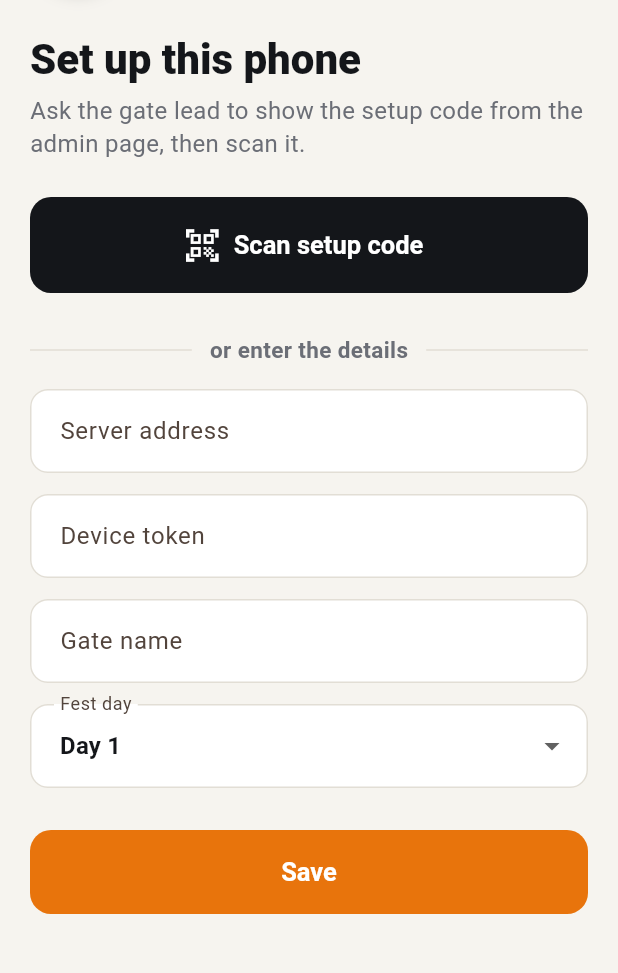
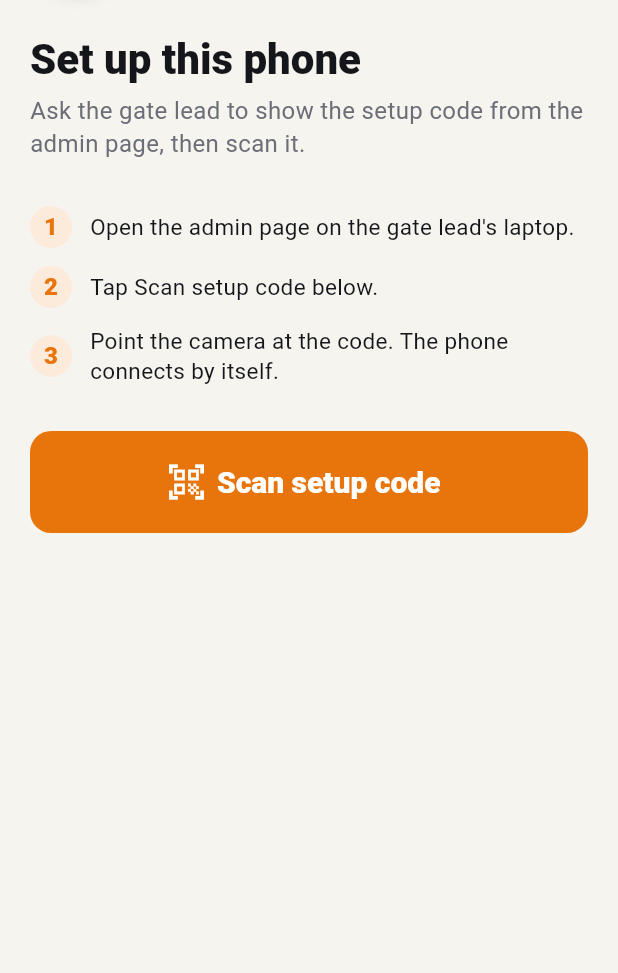
Before and after one commit to ujjwaltwri/moksha_ocr, a Flutter app: the screen it shows after launch, on a phone screen of 412 x 824 dp, the part 145-1118 px from its top. Run offline on Flutter 3.47's test engine with Material 3 defaults, Android fonts, the phone set to English and light mode, and no system bars; our stand-ins replace flutter_secure_storage, shared_preferences, sqflite, wakelock_plus; missing offline and left inert: cryptography, mobile_scanner; accounts and stored records are empty.

```diff
--- a/app/lib/screens/settings_screen.dart
+++ b/app/lib/screens/settings_screen.dart
@@ -56,8 +56,8 @@ class SettingsScreen extends StatelessWidget {
             _InfoRow('Device ID', app.settings.deviceId),
             const SizedBox(height: 10),
             OutlinedButton.icon(
-              icon: const Icon(Icons.edit_outlined),
-              label: const Text('Change connection or gate name'),
+              icon: const Icon(Icons.qr_code_scanner),
+              label: const Text('Scan a new setup code'),
               onPressed: () => Navigator.of(context)
                   .push(MaterialPageRoute(builder: (_) => const SetupScreen())),
             ),
--- a/app/lib/screens/setup_screen.dart
+++ b/app/lib/screens/setup_screen.dart
@@ -10,7 +10,7 @@ import '../widgets/brand.dart';
 import '../widgets/qr_capture.dart';
 
 /// Connects a phone to the server. An admin shows a setup QR from the admin
-/// page; scanning it fills every field. Manual entry is the fallback.
+/// page; scanning it is the only way in, so nobody types a server or token.
 ///
 /// Setup QR content (JSON):
 ///   {"t":"moksha-gate-setup","url":"https://…","token":"…","gate":"Gate 2","day":1}
@@ -23,75 +23,73 @@ class SetupScreen extends StatefulWidget {
   State<SetupScreen> createState() => _SetupScreenState();
 }
 
-class _SetupScreenState extends State<SetupScreen> {
-  final _form = GlobalKey<FormState>();
-  final _url = TextEditingController();
-  final _token = TextEditingController();
-  final _gate = TextEditingController();
-  late int _day;
-  String? _debugKey;
-  bool _saving = false;
-  bool _loaded = false;
+/// A setup code that passed every check.
+typedef SetupCode = ({
+  String url,
+  String token,
+  String gate,
+  int? day,
+  String? key
+});
 
-  @override
-  void didChangeDependencies() {
-    super.didChangeDependencies();
-    if (_loaded) return;
-    _loaded = true;
-    final s = Services.of(context).settings;
-    _url.text = s.serverUrl;
-    _token.text = s.deviceToken;
-    _gate.text = s.gate;
-    _day = s.day;
+/// Reads a scanned setup QR. Returns null when it is not a
+/// usable gate setup code.
+SetupCode? parseSetupCode(String raw, {required bool allowHttp}) {
+  try {
+    final j = jsonDecode(raw);
+    if (j is! Map || j['t'] != 'moksha-gate-setup') return null;
+    final url = (j['url'] as String?)?.trim() ?? '';
+    final token = (j['token'] as String?)?.trim() ?? '';
+    final gate = (j['gate'] as String?)?.trim() ?? '';
+    final u = Uri.tryParse(url);
+    if (u == null || u.host.isEmpty) return null;
+    if (u.scheme != 'https' && !(allowHttp && u.scheme == 'http')) return null;
+    if (token.isEmpty || gate.isEmpty) return null;
+    final d = j['day'];
+    final day =
+        d is int && AppConfig.festDays.any((f) => f.number == d) ? d : null;
+    return (
+      url: url,
+      token: token,
+      gate: gate,
+      day: day,
+      key: j['key'] as String?
+    );
+  } catch (_) {
+    return null;
+  }
 }
 
-  @override
-  void dispose() {
-    _url.dispose();
-    _token.dispose();
-    _gate.dispose();
-    super.dispose();
-  }
+class _SetupScreenState extends State<SetupScreen> {
+  bool _saving = false;
 
   Future<void> _scanSetupCode() async {
     final raw = await Navigator.of(context).push<String>(MaterialPageRoute(
         builder: (_) => const QrCaptureScreen(title: 'Scan setup code')));
     if (raw == null || !mounted) return;
-    try {
-      final j = jsonDecode(raw);
-      if (j is! Map || j['t'] != 'moksha-gate-setup') {
-        throw const FormatException();
+    final code = parseSetupCode(raw, allowHttp: kDebugMode);
+    if (code == null) {
+      _snack('That is not a gate setup code. Ask the gate lead for the one '
+          'on the admin page.');
+      return;
     }
-      setState(() {
-        _url.text = (j['url'] as String?) ?? _url.text;
-        _token.text = (j['token'] as String?) ?? _token.text;
-        _gate.text = (j['gate'] as String?) ?? _gate.text;
-        final d = j['day'];
-        if (d is int && AppConfig.festDays.any((f) => f.number == d)) _day = d;
-        _debugKey = j['key'] as String?;
-      });
-      _snack('Setup code read. Check the details and tap Save.');
-    } catch (_) {
-      _snack('That is not a gate setup code.');
-    }
-  }
-
-  Future<void> _save() async {
-    if (!_form.currentState!.validate()) return;
     setState(() => _saving = true);
     final app = Services.of(context);
     await app.settings.save(
-      serverUrl: _url.text,
-      deviceToken: _token.text,
-      gate: _gate.text,
-      day: _day,
-      debugPublicKey: _debugKey,
+      serverUrl: code.url,
+      deviceToken: code.token,
+      gate: code.gate,
+      day: code.day ?? app.settings.day,
+      debugPublicKey: code.key,
     );
     app.loadKey();
     app.sync.start();
     if (!mounted) return;
     setState(() => _saving = false);
-    if (!widget.firstRun) Navigator.of(context).pop();
+    if (!widget.firstRun) {
+      _snack('Connected as ${code.gate}.');
+      Navigator.of(context).pop();
+    }
   }
 
   void _snack(String msg) =>
@@ -102,8 +100,6 @@ class _SetupScreenState extends State<SetupScreen> {
     return Scaffold(
       appBar: widget.firstRun ? null : AppBar(title: const Text('Connection')),
       body: SafeArea(
-        child: Form(
-          key: _form,
         child: ListView(
           padding: EdgeInsets.fromLTRB(20, widget.firstRun ? 28 : 8, 20, 32),
           children: [
@@ -118,14 +114,16 @@ class _SetupScreenState extends State<SetupScreen> {
                       BrandEyebrow(),
                       SizedBox(height: 2),
                       Text('Gate scanner',
-                            style: TextStyle(
-                                fontSize: 15, color: GateColors.muted)),
+                          style:
+                              TextStyle(fontSize: 15, color: GateColors.muted)),
                     ],
                   ),
                 ),
               ]),
               const SizedBox(height: 28),
-                Text('Set up this phone',
+            ],
+            Text(
+                widget.firstRun ? 'Set up this phone' : 'Scan a new setup code',
                 style: Theme.of(context).textTheme.headlineMedium),
             const SizedBox(height: 8),
             const Text(
@@ -133,94 +131,49 @@ class _SetupScreenState extends State<SetupScreen> {
               style: TextStyle(fontSize: 16, color: GateColors.muted),
             ),
             const SizedBox(height: 24),
-              ],
+            const _Step(
+                n: 1, text: 'Open the admin page on the gate lead\'s laptop.'),
+            const _Step(n: 2, text: 'Tap Scan setup code below.'),
+            const _Step(
+                n: 3,
+                text: 'Point the camera at the code. The phone connects by '
+                    'itself.'),
+            const SizedBox(height: 24),
             FilledButton.icon(
-                onPressed: _scanSetupCode,
+              onPressed: _saving ? null : _scanSetupCode,
               style: FilledButton.styleFrom(
-                    minimumSize: const Size.fromHeight(64)),
-                icon: const Icon(Icons.qr_code_scanner, size: 26),
-                label: const Text('Scan setup code'),
-              ),
-              const SizedBox(height: 28),
-              const Row(children: [
-                Expanded(child: Divider(color: GateColors.line)),
-                Padding(
-                  padding: EdgeInsets.symmetric(horizontal: 12),
-                  child: Text('or enter the details',
-                      style: TextStyle(
-                          fontWeight: FontWeight.w600,
-                          color: GateColors.muted)),
-                ),
-                Expanded(child: Divider(color: GateColors.line)),
-              ]),
-              const SizedBox(height: 16),
-              TextFormField(
-                controller: _url,
-                keyboardType: TextInputType.url,
-                autocorrect: false,
-                decoration: const InputDecoration(
-                    labelText: 'Server address',
-                    hintText: 'https://api.example.in'),
-                validator: (v) {
-                  final u = Uri.tryParse(v?.trim() ?? '');
-                  if (u == null || !u.hasScheme || u.host.isEmpty) {
-                    return 'Enter the full address, starting with https://';
-                  }
-                  if (u.scheme != 'https' && !kDebugMode) {
-                    return 'The server address must start with https://';
-                  }
-                  return null;
-                },
-              ),
-              const SizedBox(height: 14),
-              TextFormField(
-                controller: _token,
-                obscureText: true,
-                autocorrect: false,
-                decoration: const InputDecoration(labelText: 'Device token'),
-                validator: (v) =>
-                    (v?.trim().isEmpty ?? true) ? 'Required' : null,
-              ),
-              const SizedBox(height: 14),
-              TextFormField(
-                controller: _gate,
-                textCapitalization: TextCapitalization.words,
-                decoration: const InputDecoration(
-                    labelText: 'Gate name', hintText: 'Gate 2, lane 3'),
-                validator: (v) =>
-                    (v?.trim().isEmpty ?? true) ? 'Required' : null,
-              ),
-              const SizedBox(height: 14),
-              DropdownButtonFormField<int>(
-                // initialValue is read once; the key rebuilds the field when
-                // a scanned setup code changes the day.
-                key: ValueKey(_day),
-                initialValue: _day,
-                decoration: const InputDecoration(labelText: 'Fest day'),
-                items: [
-                  for (final d in AppConfig.festDays)
-                    DropdownMenuItem(value: d.number, child: Text(d.label)),
-                ],
-                onChanged: (v) => setState(() => _day = v ?? _day),
-              ),
-              if (_debugKey != null) ...[
-                const SizedBox(height: 12),
-                const Text(
-                  'Debug build: using the test public key from the setup code.',
-                  style: TextStyle(color: GateColors.warn),
+                  backgroundColor: GateColors.accent,
+                  minimumSize: const Size.fromHeight(68),
+                  textStyle: const TextStyle(
+                      fontSize: 20, fontWeight: FontWeight.w800)),
+              icon: const Icon(Icons.qr_code_scanner, size: 28),
+              label: Text(_saving ? 'Connecting…' : 'Scan setup code'),
             ),
           ],
-              const SizedBox(height: 28),
-              FilledButton(
-                onPressed: _saving ? null : _save,
-                style:
-                    FilledButton.styleFrom(backgroundColor: GateColors.accent),
-                child: Text(_saving ? 'Saving…' : 'Save'),
-              ),
-            ],
-          ),
         ),
       ),
     );
   }
 }
+
+class _Step extends StatelessWidget {
+  const _Step({required this.n, required this.text});
+  final int n;
+  final String text;
+
+  @override
+  Widget build(BuildContext context) => Padding(
+        padding: const EdgeInsets.symmetric(vertical: 6),
+        child: Row(children: [
+          CircleAvatar(
+            radius: 14,
+            backgroundColor: GateColors.accentSoft,
+            child: Text('$n',
+                style: const TextStyle(
+                    color: GateColors.accent, fontWeight: FontWeight.w800)),
+          ),
+          const SizedBox(width: 12),
+          Expanded(child: Text(text, style: const TextStyle(fontSize: 15))),
+        ]),
+      );
+}
```
Also changed, not shown: 6 other files. Lines whose indentation alone changed are shown as unchanged.
